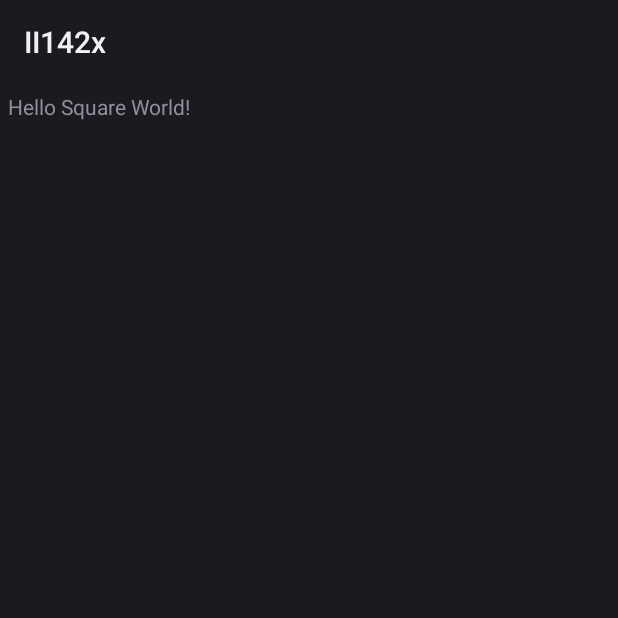
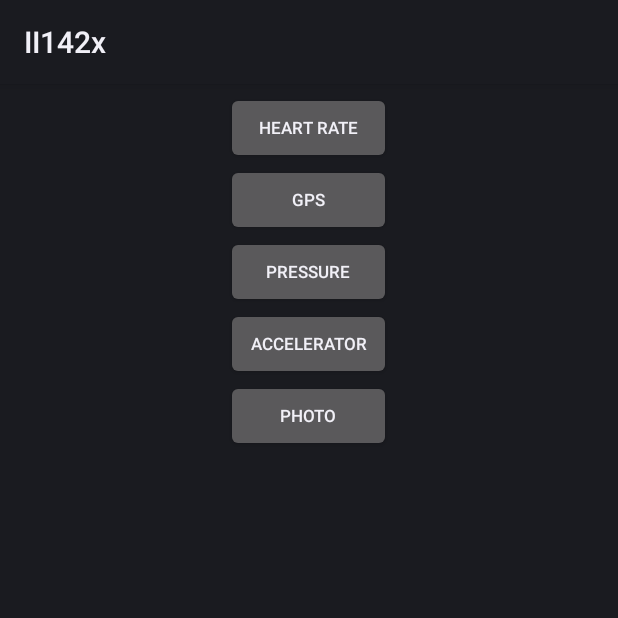
Before and after one commit to Mrw17/KTH, an Android app: the screen it shows after launch (MainActivity), on a phone screen of 412 x 824 dp, the top half of it. Run offline under Robolectric (Android 15) with nearby library versions, the light colour scheme and no system bars; plain views replace BoxInsetLayout.

Commit message:
Added GUI on MainActivity

```diff
--- a/wear/src/main/java/com/example/ii142x/MainActivity.java
+++ b/wear/src/main/java/com/example/ii142x/MainActivity.java
@@ -1,13 +1,19 @@
 package com.example.ii142x;
 
 import android.app.Activity;
+import android.content.Intent;
 import android.os.Bundle;
+import android.widget.Button;
 import android.widget.TextView;
 import com.example.ii142x.databinding.ActivityMainBinding;
 
 public class MainActivity extends Activity {
 
-    private TextView mTextView;
+    Button btnHeartRate;
+    Button btnGPS;
+    Button btnPressure;
+    Button btnAccelerometer;
+    Button btnPhoto;
     private ActivityMainBinding binding;
 
     @Override
@@ -17,6 +23,50 @@ public class MainActivity extends Activity {
         binding = ActivityMainBinding.inflate(getLayoutInflater());
         setContentView(binding.getRoot());
 
-        mTextView = binding.text;
+        setUpGUI();
     }
+
+    private void setUpGUI(){
+        btnHeartRate = findViewById(R.id.btnGetHeartRate);
+        btnHeartRate.setOnClickListener(v-> sendUserToHeartRateActivity());
+
+        btnGPS = findViewById(R.id.btnGetGPS);
+        btnGPS.setOnClickListener(v-> sendUserToGPSActivity());
+
+        btnPressure = findViewById(R.id.btnGetPressure);
+        btnPressure.setOnClickListener(v-> sendUserToPressureActivity());
+
+        btnAccelerometer = findViewById(R.id.btnAccelerometer);
+        btnAccelerometer.setOnClickListener(v-> sendUserToAccelerometerActivity());
+
+        btnPhoto = findViewById(R.id.btnGetPhoto);
+        btnPhoto.setOnClickListener(v-> sendUserToPhotoActivity());
+
+    }
+
+    private void sendUserToHeartRateActivity() {
+        //Intent intent = new Intent(this, HeartRateActivity.class);
+        //this.startActivity(intent);
+    }
+
+    private void sendUserToGPSActivity() {
+        //Intent intent = new Intent(this, GPSActivity.class);
+        //this.startActivity(intent);
+    }
+
+    private void sendUserToPressureActivity() {
+       // Intent intent = new Intent(this, PressureActivity.class);
+      //  this.startActivity(intent);
+    }
+
+    private void sendUserToAccelerometerActivity() {
+       // Intent intent = new Intent(this, AccelerometerActivity.class);
+      //  this.startActivity(intent);
+    }
+
+    private void sendUserToPhotoActivity() {
+      //  Intent intent = new Intent(this, PhotoActivity.class);
+     //   this.startActivity(intent);
+    }
+
 }
--- a/wear/src/main/res/layout/activity_main.xml
+++ b/wear/src/main/res/layout/activity_main.xml
@@ -9,17 +9,52 @@
         tools:deviceIds="wear"
         android:padding="@dimen/box_inset_layout_padding">
 
-    <FrameLayout
+    <ScrollView
             android:layout_width="match_parent"
-            android:layout_height="match_parent"
-            android:padding="@dimen/inner_frame_layout_padding"
-            app:layout_boxedEdges="all">
+            android:layout_height="match_parent">
+        <GridLayout
+                android:layout_width="match_parent"
+                android:layout_height="wrap_content"
+                android:padding="@dimen/inner_frame_layout_padding"
+                android:rowCount="4"
+                android:columnCount="1"
+                app:layout_boxedEdges="all">
 
-        <TextView
-                android:id="@+id/text"
-                android:layout_width="wrap_content"
-                android:layout_height="wrap_content"
-                android:text="@string/hello_world"/>
+            <Button android:text="@string/btnMainHeartRate"
+                    android:layout_width="110sp"
+                    android:layout_height="48dp"
+                    android:id="@+id/btnGetHeartRate"
+                    android:textSize="11sp"
+                    android:layout_gravity="center"/>
 
-    </FrameLayout>
+            <Button android:text="@string/btnMainGPS"
+                    android:layout_width="110dp"
+                    android:layout_height="48dp"
+                    android:id="@+id/btnGetGPS"
+                    android:textSize="11sp"
+                    android:layout_gravity="center"/>
+
+            <Button android:text="@string/btnMainPressure"
+                    android:layout_width="110dp"
+                    android:layout_height="48dp"
+                    android:id="@+id/btnGetPressure"
+                    android:textSize="11sp"
+                    android:layout_gravity="center"/>
+
+            <Button android:text="@string/btnMainAccelerator"
+                    android:layout_width="110dp"
+                    android:layout_height="48dp"
+                    android:id="@+id/btnAccelerometer"
+                    android:textSize="11sp"
+                    android:layout_gravity="center"/>
+
+            <Button android:text="@string/btnMainPhoto"
+                    android:layout_width="110dp"
+                    android:layout_height="48dp"
+                    android:id="@+id/btnGetPhoto"
+                    android:textSize="11sp"
+                    android:layout_gravity="center"/>
+
+        </GridLayout>
+    </ScrollView>
 </androidx.wear.widget.BoxInsetLayout>
--- a/wear/src/main/res/values/strings.xml
+++ b/wear/src/main/res/values/strings.xml
@@ -4,5 +4,14 @@
     This string is used for square devices and overridden by hello_world in
     values-round/strings.xml for round devices.
     -->
-    <string name="hello_world">Hello Square World!</string>
-</resources>
+
+    <!-- Generics -->
+    <string name="back">back</string>
+    <string name="zero_number">0</string>
+
+    <!-- activity_main -->
+    <string name="btnMainHeartRate">Heart rate</string>
+    <string name="btnMainGPS">GPS</string>
+    <string name="btnMainPressure">Pressure</string>
+    <string name="btnMainAccelerator">Accelerator</string>
+    <string name="btnMainPhoto">Photo</string></resources>
```
